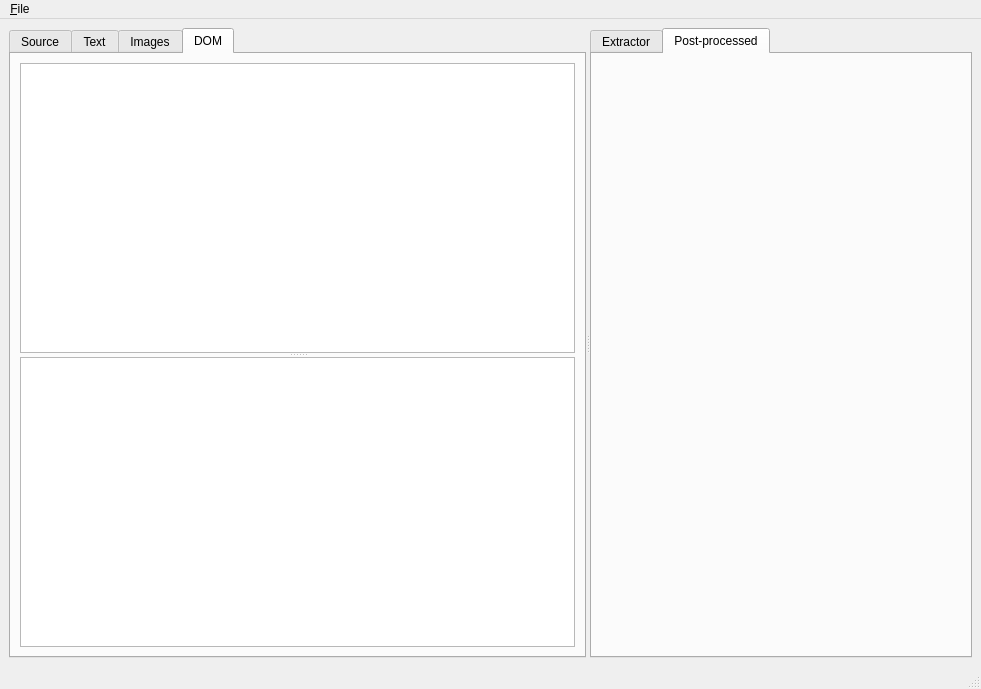
Qt form src/mainwindow.ui (KDE/kitinerary-workbench) before a commit.
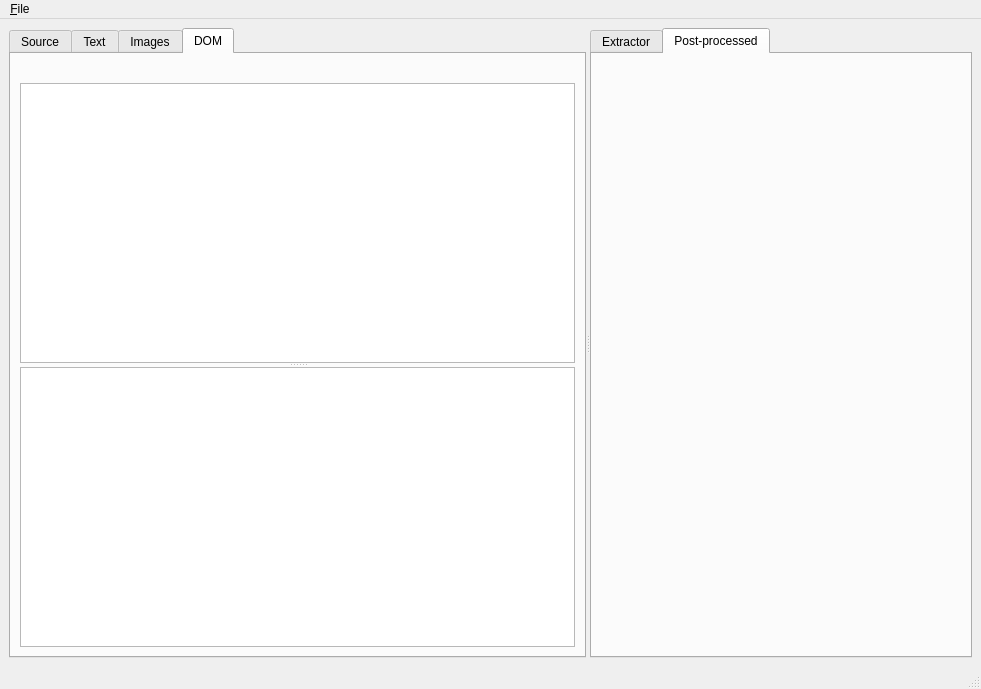
The same form after that commit. The open tabs and pages were chosen to show the change. Icons and pictures are not drawn. Custom widgets are drawn as their Qt base class.

Commit message: Show the path for the currently selected DOM node

Diff of the .ui file:
```diff
--- a/src/mainwindow.ui
+++ b/src/mainwindow.ui
@@ -165,6 +165,9 @@
          <string>DOM</string>
         </attribute>
         <layout class="QVBoxLayout" name="verticalLayout_4">
+         <item>
+          <widget class="QLabel" name="domPath"/>
+         </item>
          <item>
           <widget class="QSplitter" name="domSplitter">
            <property name="orientation">
```
The commit also changes 1 other file.
